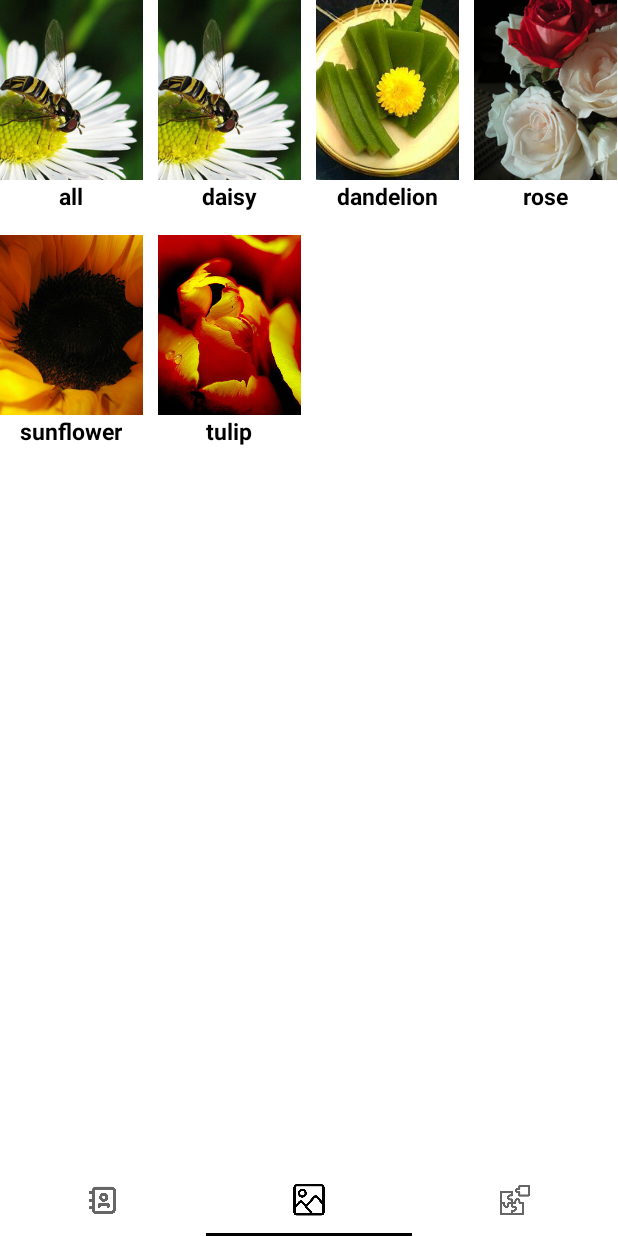
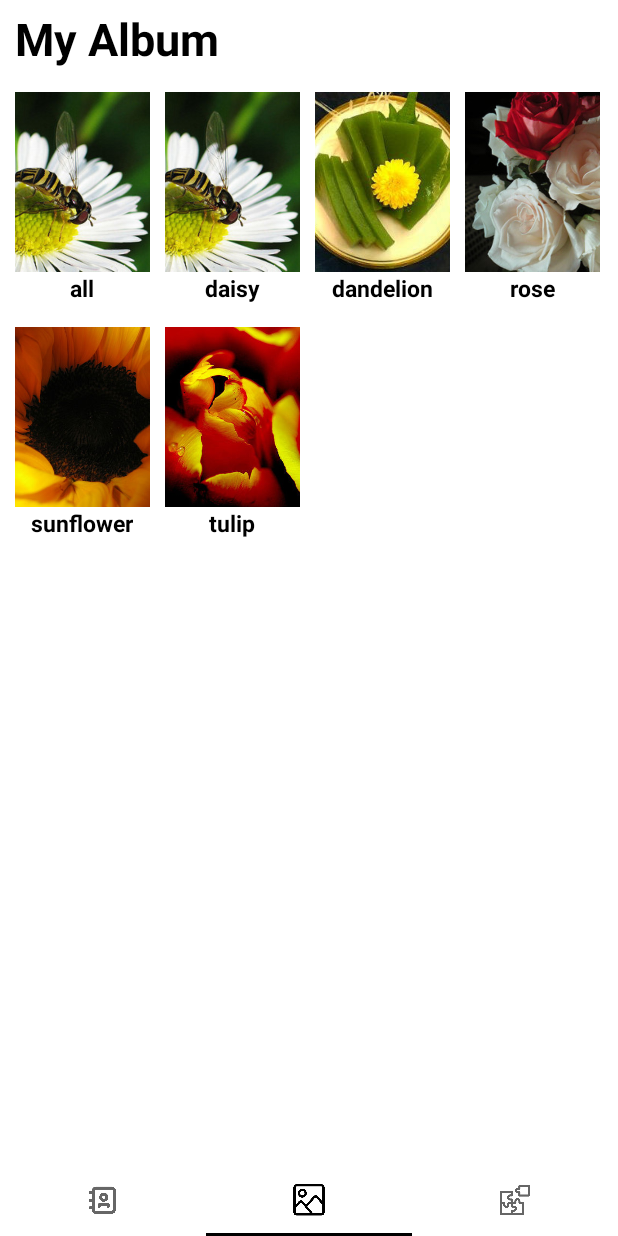
Before and after one commit to yeji63/MadCamp1, an Android app: the screen it shows after launch (MainActivity), item 2 of the bottom bar chosen, on a phone screen of 412 x 824 dp. Run offline under Robolectric (Android 15) with nearby library versions, the light colour scheme and no system bars; 2 statements that could not run were skipped.

Commit message:
fragment_2.xml 수정

```diff
--- a/app/src/main/res/layout/fragment_2.xml
+++ b/app/src/main/res/layout/fragment_2.xml
@@ -6,17 +6,32 @@
     xmlns:app="http://schemas.android.com/apk/res-auto"
     tools:context=".Fragment2">
 
-    <!-- TODO: Update blank fragment layout -->
+    <LinearLayout
+        android:layout_width="match_parent"
+        android:layout_height="match_parent"
+        android:orientation="vertical"
+        android:layout_marginHorizontal="10dp">
+
+        <TextView
+            android:layout_width="wrap_content"
+            android:layout_height="wrap_content"
+            android:text="My Album"
+            android:textSize="30dp"
+            android:textStyle="bold"
+            android:layout_marginTop="5dp"
+            android:layout_marginBottom="15dp"/>
+
         <GridView
             android:id="@+id/gridview"
             android:layout_width="fill_parent"
             android:layout_height="fill_parent"
             android:columnWidth="90dp"
+            android:gravity="center"
+            android:horizontalSpacing="10dp"
             android:numColumns="auto_fit"
-        android:verticalSpacing="10dp"
-        android:horizontalSpacing="10dp"
             android:stretchMode="columnWidth"
-        android:gravity="center">
+            android:verticalSpacing="10dp">
         </GridView>
+    </LinearLayout>
 
 </FrameLayout>
```
Lines whose indentation alone changed are shown as unchanged.
